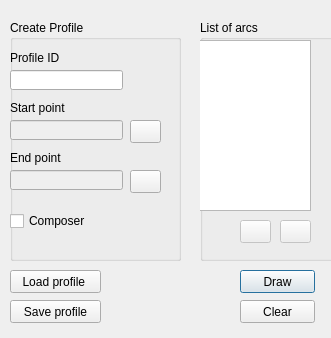
Qt form ui/draw_profile.ui (Giswater/giswater_qgis_plugin) before a commit.
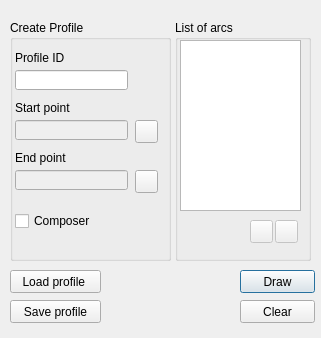
The same form after that commit. Icons and pictures are not drawn.

Commit message: Update psector & profile form

What changed in the file:
```diff
--- a/ui/draw_profile.ui
+++ b/ui/draw_profile.ui
@@ -6,7 +6,7 @@
    <rect>
     <x>0</x>
     <y>0</y>
-    <width>331</width>
+    <width>321</width>
     <height>338</height>
    </rect>
   </property>
@@ -32,9 +32,9 @@
   <widget class="QGroupBox" name="groupBox_2">
    <property name="geometry">
     <rect>
-     <x>200</x>
+     <x>175</x>
      <y>20</y>
-     <width>151</width>
+     <width>136</width>
      <height>241</height>
     </rect>
    </property>
@@ -44,7 +44,7 @@
    <widget class="QListWidget" name="tbl_list_arc">
     <property name="geometry">
      <rect>
-      <x>-10</x>
+      <x>5</x>
       <y>20</y>
       <width>121</width>
       <height>171</height>
@@ -57,9 +57,9 @@
     </property>
     <property name="geometry">
      <rect>
-      <x>80</x>
+      <x>100</x>
       <y>200</y>
-      <width>31</width>
+      <width>23</width>
       <height>23</height>
      </rect>
     </property>
@@ -83,9 +83,9 @@
     </property>
     <property name="geometry">
      <rect>
-      <x>40</x>
+      <x>75</x>
       <y>200</y>
-      <width>31</width>
+      <width>23</width>
       <height>23</height>
      </rect>
     </property>
@@ -109,7 +109,7 @@
     <rect>
      <x>10</x>
      <y>20</y>
-     <width>171</width>
+     <width>161</width>
      <height>241</height>
     </rect>
    </property>
@@ -119,7 +119,7 @@
    <widget class="QLabel" name="label">
     <property name="geometry">
      <rect>
-      <x>0</x>
+      <x>5</x>
       <y>80</y>
       <width>111</width>
       <height>16</height>
@@ -132,7 +132,7 @@
    <widget class="QLabel" name="label_2">
     <property name="geometry">
      <rect>
-      <x>0</x>
+      <x>5</x>
       <y>130</y>
       <width>91</width>
       <height>16</height>
@@ -148,7 +148,7 @@
     </property>
     <property name="geometry">
      <rect>
-      <x>0</x>
+      <x>5</x>
       <y>150</y>
       <width>113</width>
       <height>20</height>
@@ -158,9 +158,9 @@
    <widget class="QPushButton" name="btn_add_start_point">
     <property name="geometry">
      <rect>
-      <x>120</x>
+      <x>125</x>
       <y>100</y>
-      <width>31</width>
+      <width>23</width>
       <height>23</height>
      </rect>
     </property>
@@ -181,9 +181,9 @@
    <widget class="QPushButton" name="btn_add_end_point">
     <property name="geometry">
      <rect>
-      <x>120</x>
+      <x>125</x>
       <y>150</y>
-      <width>31</width>
+      <width>23</width>
       <height>23</height>
      </rect>
     </property>
@@ -201,7 +201,7 @@
     </property>
     <property name="geometry">
      <rect>
-      <x>0</x>
+      <x>5</x>
       <y>100</y>
       <width>113</width>
       <height>20</height>
@@ -211,7 +211,7 @@
    <widget class="QLabel" name="label_3">
     <property name="geometry">
      <rect>
-      <x>0</x>
+      <x>5</x>
       <y>30</y>
       <width>121</width>
       <height>16</height>
@@ -224,7 +224,7 @@
    <widget class="QLineEdit" name="profile_id">
     <property name="geometry">
      <rect>
-      <x>0</x>
+      <x>5</x>
       <y>50</y>
       <width>113</width>
       <height>20</height>
@@ -234,7 +234,7 @@
    <widget class="QCheckBox" name="chk_composer">
     <property name="geometry">
      <rect>
-      <x>0</x>
+      <x>5</x>
       <y>190</y>
       <width>151</width>
       <height>22</height>
```
The commit also changes 1 other file.
